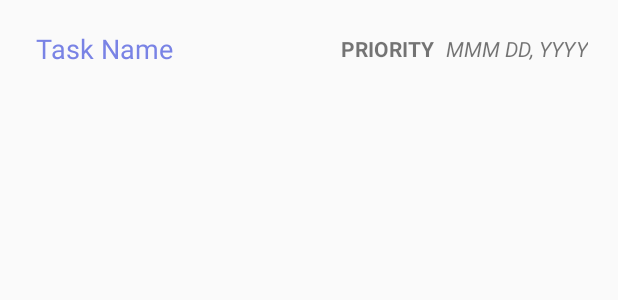
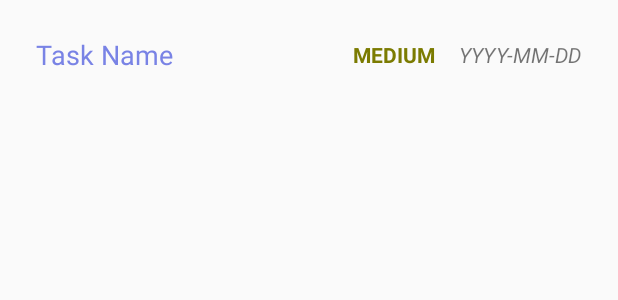
Before and after one commit to ntvinh11586/TodoApp, an Android app: the layout item_task.xml on its own in the app's theme, with its tools: preview values and no code run, on a phone screen of 412 x 824 dp. Shown: the top 300 px of the screen. Run offline under Robolectric (Android 15) with nearby library versions, the phone set to English and light mode, and no system bars.

Commit message:
Refactor layout

```diff
--- a/app/src/main/java/com/coderschool/vinh/todoapp/fragments/TaskDialogFragment.java
+++ b/app/src/main/java/com/coderschool/vinh/todoapp/fragments/TaskDialogFragment.java
@@ -52,7 +52,7 @@ public class TaskDialogFragment extends DialogFragment
     public void onViewCreated(View view, @Nullable Bundle savedInstanceState) {
         super.onViewCreated(view, savedInstanceState);
 
-        rgPriority = (RadioGroup) view.findViewById(R.id.radio_group_priority_1);
+        rgPriority = (RadioGroup) view.findViewById(R.id.radio_group);
         tpDueDate = (DatePicker) view.findViewById(R.id.date_picker_due_date);
         rbPriorityLow = (RadioButton) view.findViewById(R.id.radio_low);
         rbPriorityMedium = (RadioButton) view.findViewById(R.id.radio_medium);
--- a/app/src/main/java/com/coderschool/vinh/todoapp/helpers/DateTimeHelper.java
+++ b/app/src/main/java/com/coderschool/vinh/todoapp/helpers/DateTimeHelper.java
@@ -19,7 +19,7 @@ public class DateTimeHelper {
     }
 
     @Nullable
-    public static Calendar getCalendarFullStandardPattern(String stringDate) {
+    public static Calendar getCalendarFullStandard(String stringDate) {
         SimpleDateFormat simpleDateFormat = new SimpleDateFormat("yyyy-MM-dd HH:mm:ss", Locale.US);
         try {
             Calendar calendar = Calendar.getInstance();
--- a/app/src/main/java/com/coderschool/vinh/todoapp/repositories/LocalDBHandler.java
+++ b/app/src/main/java/com/coderschool/vinh/todoapp/repositories/LocalDBHandler.java
@@ -120,7 +120,7 @@ public class LocalDBHandler extends SQLiteOpenHelper {
         int id = Integer.parseInt(cursor.getString(cursor.getColumnIndex(KEY_ID)));
         String name = cursor.getString(cursor.getColumnIndex(KEY_NAME));
         String priority = cursor.getString(cursor.getColumnIndex(KEY_PRIORITY));
-        Calendar date = DateTimeHelper.getCalendarFullStandardPattern(
+        Calendar date = DateTimeHelper.getCalendarFullStandard(
                 cursor.getString(cursor.getColumnIndex(KEY_DATE))
         );
 
--- a/app/src/main/res/layout/item_task.xml
+++ b/app/src/main/res/layout/item_task.xml
@@ -1,46 +1,45 @@
 <?xml version="1.0" encoding="utf-8"?>
-<RelativeLayout
-    xmlns:android="http://schemas.android.com/apk/res/android"
+<RelativeLayout xmlns:android="http://schemas.android.com/apk/res/android"
+    xmlns:tools="http://schemas.android.com/tools"
     android:layout_width="match_parent"
     android:layout_height="wrap_content"
-    android:orientation="vertical"
-    android:padding="16dp">
+    android:padding="@dimen/activity_vertical_margin">
 
     <TextView
-        android:id="@+id/text_task_date"
+        android:id="@+id/text_task_name"
+        android:layout_width="wrap_content"
+        android:layout_height="wrap_content"
+        android:layout_alignParentLeft="true"
+        android:layout_alignParentStart="true"
+        android:layout_centerVertical="true"
+        android:layout_toLeftOf="@+id/text_task_priority"
+        android:layout_toStartOf="@id/text_task_priority"
+        android:padding="@dimen/activity_half_vertical_margin"
+        android:textAppearance="?android:attr/textAppearanceMedium"
+        android:textColor="@color/colorText"
+        tools:text="Task Name" />
+
+    <TextView
+        android:id="@id/text_task_priority"
+        android:layout_width="wrap_content"
+        android:layout_height="wrap_content"
+        android:layout_centerVertical="true"
+        android:layout_toLeftOf="@+id/text_task_date"
+        android:layout_toStartOf="@id/text_task_date"
+        android:padding="@dimen/activity_half_vertical_margin"
+        android:textAllCaps="true"
+        android:textStyle="bold"
+        tools:text="MEDIUM"
+        tools:textColor="@color/colorPriorityMedium" />
+
+    <TextView
+        android:id="@id/text_task_date"
         android:layout_width="wrap_content"
         android:layout_height="wrap_content"
         android:layout_alignParentEnd="true"
         android:layout_alignParentRight="true"
         android:layout_centerVertical="true"
-        android:padding="4dp"
-        android:text="MMM DD, YYYY"
-        android:textStyle="italic"/>
-
-    <TextView
-        android:id="@+id/text_task_priority"
-        android:layout_width="wrap_content"
-        android:layout_height="wrap_content"
-        android:layout_alignParentTop="true"
-        android:layout_centerVertical="true"
-        android:layout_toLeftOf="@+id/text_task_date"
-        android:layout_toStartOf="@+id/text_task_date"
-        android:padding="4dp"
-        android:text="PRIORITY"
-        android:textAllCaps="true"
-        android:textStyle="bold"/>
-
-    <TextView
-        android:id="@+id/text_task_name"
-        android:layout_width="wrap_content"
-        android:layout_height="wrap_content"
-        android:layout_alignBaseline="@+id/text_task_priority"
-        android:layout_alignBottom="@+id/text_task_priority"
-        android:layout_alignParentLeft="true"
-        android:layout_alignParentStart="true"
-        android:layout_centerVertical="true"
-        android:padding="8dp"
-        android:text="Task Name"
-        android:textAppearance="?android:attr/textAppearanceMedium"
-        android:textColor="@color/colorText"/>
+        android:padding="@dimen/activity_half_vertical_margin"
+        android:textStyle="italic"
+        tools:text="YYYY-MM-DD" />
 </RelativeLayout>
--- a/app/src/main/res/values/dimens.xml
+++ b/app/src/main/res/values/dimens.xml
@@ -2,4 +2,5 @@
     <!-- Default screen margins, per the Android Design guidelines. -->
     <dimen name="activity_horizontal_margin">16dp</dimen>
     <dimen name="activity_vertical_margin">16dp</dimen>
+    <dimen name="activity_half_vertical_margin">8dp</dimen>
 </resources>
```
Also changed, not shown: app/src/main/java/com/coderschool/vinh/todoapp/fragments/TaskEditorDialogFragment.java (+6 -7 lines), app/src/main/res/layout/fragment_task_dialog.xml (+17 -27 lines).
